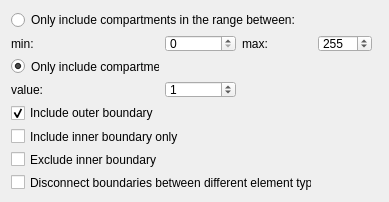
The window that src/Interface/Modules/Fields/GetDomainBoundary.ui (SCIInstitute/SCIRun) describes before a commit, drawn with Qt 5.
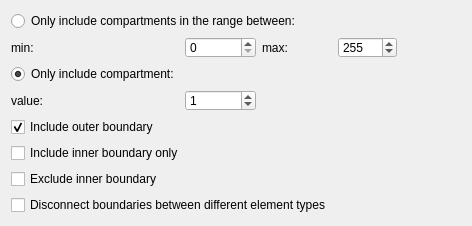
The same window after the commit.

```diff
--- a/src/Interface/Modules/Fields/GetDomainBoundary.ui
+++ b/src/Interface/Modules/Fields/GetDomainBoundary.ui
@@ -6,14 +6,14 @@
    <rect>
     <x>0</x>
     <y>0</y>
-    <width>389</width>
-    <height>202</height>
+    <width>472</width>
+    <height>226</height>
    </rect>
   </property>
   <property name="minimumSize">
    <size>
-    <width>389</width>
-    <height>202</height>
+    <width>472</width>
+    <height>226</height>
    </size>
   </property>
   <property name="windowTitle">
```
